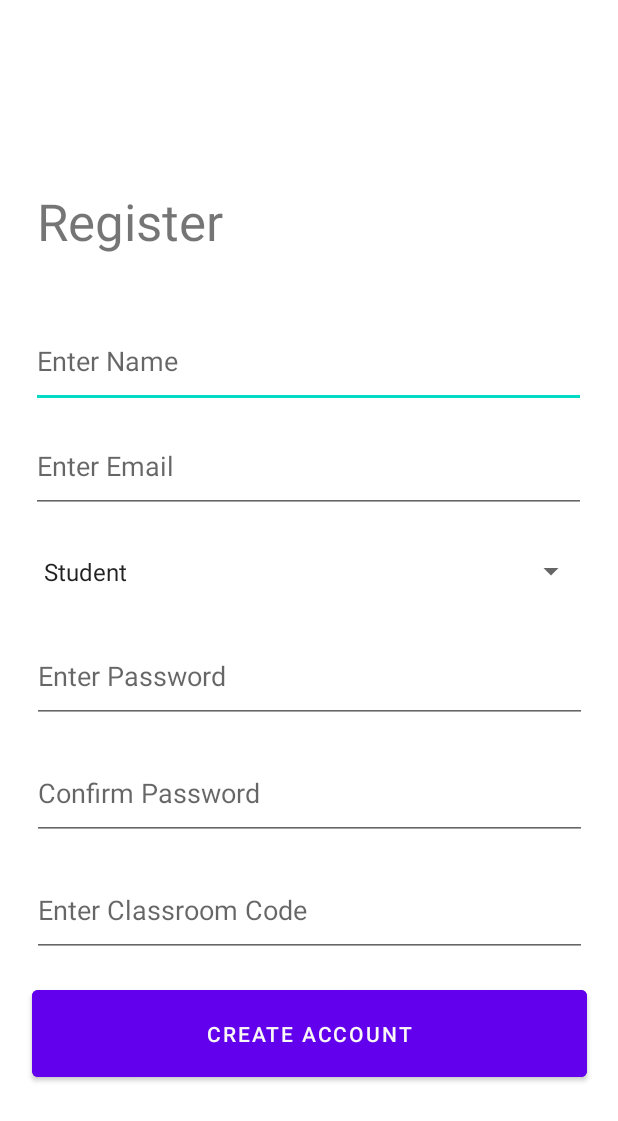
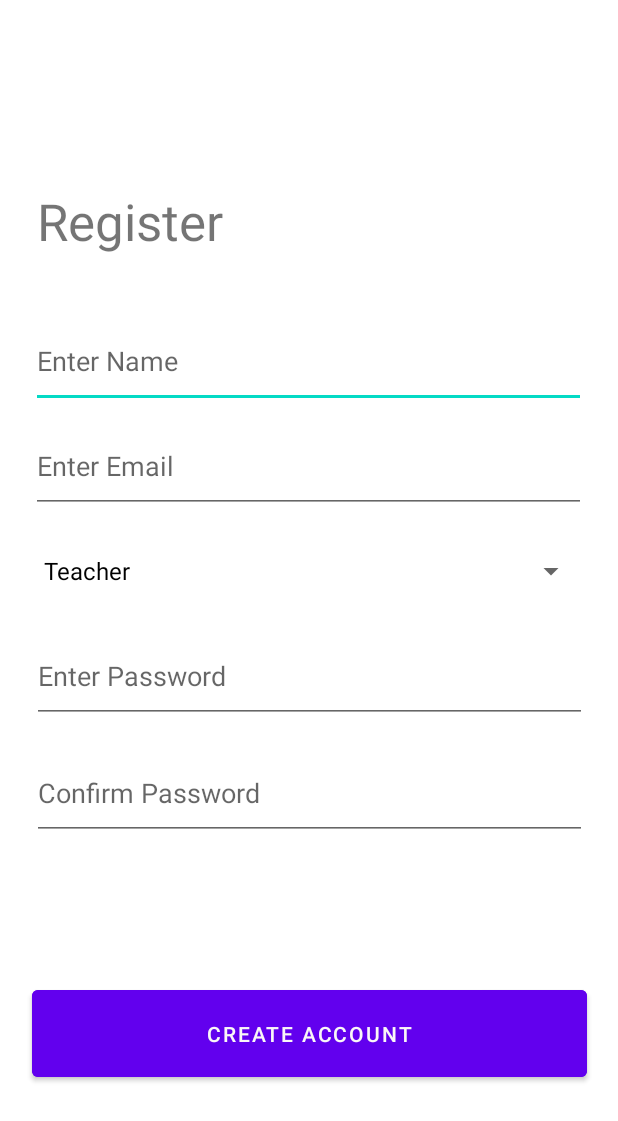
Before and after one commit to DAS-15/InSyncProject, an Android app: the RegisterActivity screen opened directly, with no data from a screen before it, after a tap on "CREATE ACCOUNT", on a phone screen of 412 x 824 dp. Shown: the top 1121 px of the screen. Run offline under Robolectric (Android 15) with nearby library versions, the phone set to English and light mode, and no system bars; our stand-ins replace Firebase (no records; nobody signed in at launch, a user with empty details on screens opened directly); Roboto replaces fonts that are not available here.

Commit message:
Fixed empty input bug on login screen Added a conditional ClassCode text which appears only when student is selected

```diff
--- a/app/src/main/java/com/example/insync/RegisterActivity.kt
+++ b/app/src/main/java/com/example/insync/RegisterActivity.kt
@@ -11,7 +11,7 @@ import com.google.firebase.auth.FirebaseAuth
 import com.google.firebase.auth.FirebaseUser
 import com.google.firebase.firestore.FirebaseFirestore
 
-class RegisterActivity : AppCompatActivity() {
+class RegisterActivity : AppCompatActivity(){
 
     lateinit var Name: EditText
     lateinit var Email: EditText
@@ -30,6 +30,29 @@ class RegisterActivity : AppCompatActivity() {
         Password = findViewById(R.id.Password)
         ConfirmPassword = findViewById(R.id.ConfirmPassword)
         ClassroomCode = findViewById(R.id.ClassroomCode)
+        ClassroomCode.visibility = View.INVISIBLE
+
+        val option_list = listOf<String>("Teacher","Student")
+        val adapter = ArrayAdapter<String>(this,R.layout.support_simple_spinner_dropdown_item,option_list)
+        Privilege.adapter = adapter
+        Privilege.onItemSelectedListener = object: AdapterView.OnItemSelectedListener
+        {
+            override fun onItemSelected(p0: AdapterView<*>?, p1: View?, position: Int, id: Long) {
+                if(Privilege.getItemAtPosition(position) == "Student")
+                {
+                    Toast.makeText(this@RegisterActivity, "Teacher Selected!", Toast.LENGTH_SHORT).show()
+                    ClassroomCode.visibility = View.VISIBLE
+                }
+                else
+                {
+                    ClassroomCode.visibility = View.INVISIBLE
+                }
+            }
+            override fun onNothingSelected(parent:AdapterView<*>?)
+            {
+
+            }
+        }
 
 //        Name.text.clear()
 //        Email.text.clear()
@@ -103,11 +126,7 @@ class RegisterActivity : AppCompatActivity() {
          }
         else return EMAIL_REGEX.toRegex().matches(Email)
     }
-    fun is_valid_password():Boolean
-    {
-      return true
-        //TODO: Password checking
-    }
+
     fun input_check(student:Boolean):String
     {
         var error:String = ""
@@ -128,14 +147,15 @@ class RegisterActivity : AppCompatActivity() {
         }
         if(Password.text.toString().isEmpty())
         {
-            error+="Enter a valid password"
+            error+="Enter a valid password \n"
         }
         else if(Password.text.toString() != ConfirmPassword.text.toString())
         {
-            error += "Please Confirm Password Correctly"
+            error += "Passwords do not match \n"
             Password.text.clear()
             ConfirmPassword.text.clear()
         }
+        Toast.makeText(this, Privilege.selectedItem.toString(), Toast.LENGTH_SHORT).show()
         return error
 
     }
@@ -149,6 +169,7 @@ class RegisterActivity : AppCompatActivity() {
         {
 
             var new_user:User = User("NONE",Email.text.toString(),Name.text.toString(),student)
+
             new_user.password = Password.text.toString()
             if(student)
             {
```
Also changed, not shown: app/src/main/java/com/example/insync/MainActivity.kt (+26 -4 lines).
